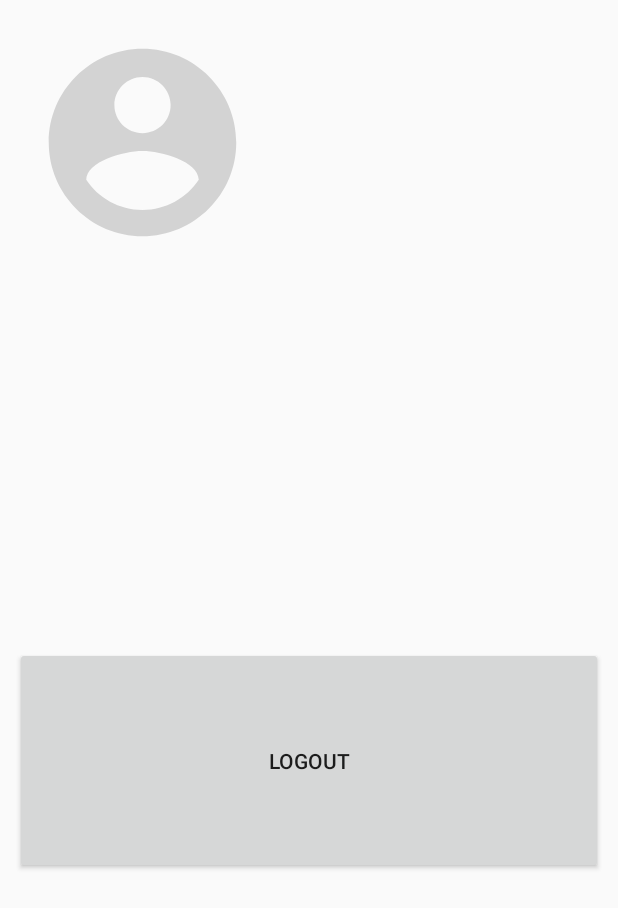
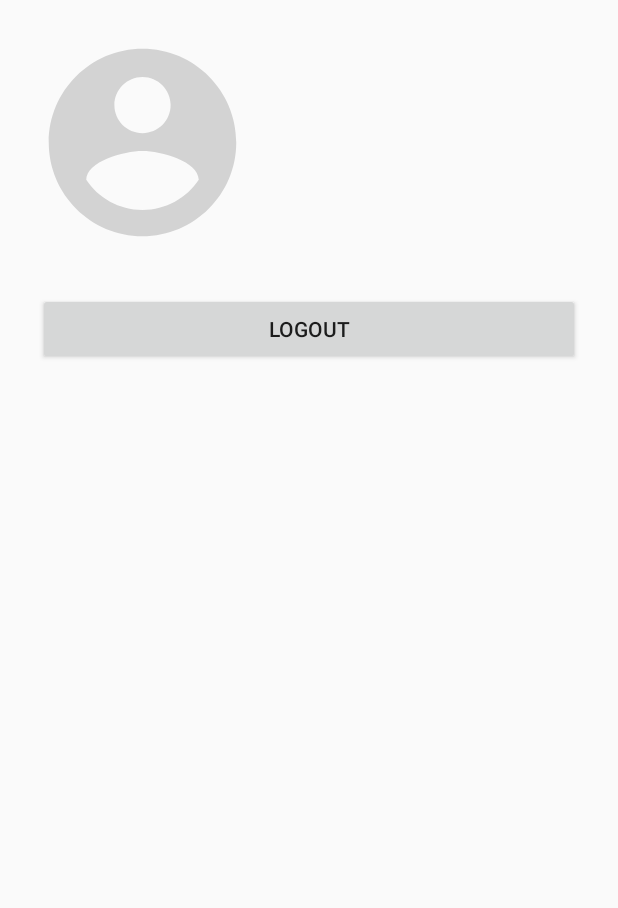
Before and after one commit to smheffron/FlashcardsPro, an Android app: the AccountViewActivity screen opened directly, with no data from a screen before it, on a phone screen of 412 x 824 dp. Shown: the top 908 px of the screen. Run offline under Robolectric (Android 15) with nearby library versions, the phone set to English and light mode, and no system bars; our stand-ins replace data binding.

Commit message:
More work on account view

```diff
--- a/app/src/main/res/layout/activity_account_view.xml
+++ b/app/src/main/res/layout/activity_account_view.xml
@@ -52,21 +52,13 @@
         <Button
             android:id="@+id/logoutButton"
             android:layout_width="match_parent"
-            android:layout_height="151dp"
-            android:layout_margin="10dp"
-            android:layout_marginBottom="8dp"
-            android:layout_marginEnd="8dp"
-
-            android:layout_marginLeft="56dp"
-            android:layout_marginRight="8dp"
-            android:layout_marginStart="56dp"
+            android:layout_height="wrap_content"
+            android:layout_margin="25dp"
             android:onClick="@{activity::onClickLogout}"
             android:text="Logout"
-            app:layout_constraintBottom_toBottomOf="parent"
             app:layout_constraintEnd_toEndOf="parent"
             app:layout_constraintStart_toStartOf="parent"
-            app:layout_constraintTop_toBottomOf="@+id/accountInfo"
-            app:layout_constraintVertical_bias="0.521" />
+            app:layout_constraintTop_toBottomOf="@+id/accountInfo"/>
 
     </android.support.constraint.ConstraintLayout>
 </layout>
--- /dev/null
+++ b/app/src/main/res/layout/grow.xml
@@ -0,0 +1,6 @@
+<?xml version="1.0" encoding="utf-8"?>
+<scale xmlns:android="http://schemas.android.com/apk/res/android"
+    android:layout_width="match_parent"
+    android:layout_height="match_parent">
+
+</scale>
```
Also changed, not shown: 1 other file.
